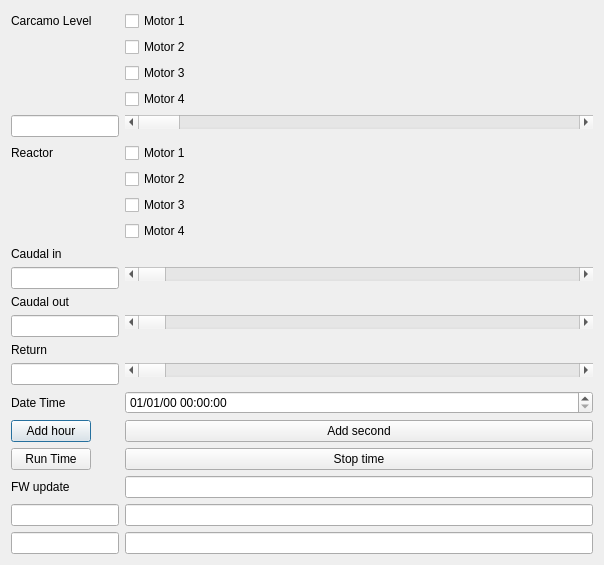
The window that asa_application/simulation_input.ui (razulued/qt_application) describes before a commit, drawn with Qt 5.
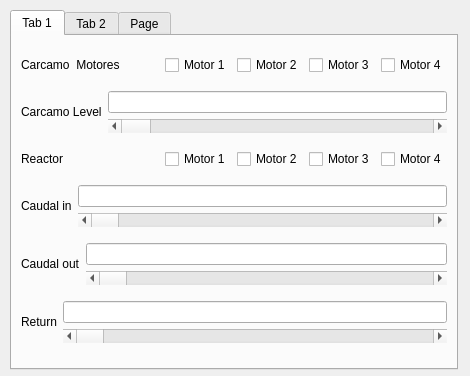
The same window after the commit. The open tabs and pages were chosen to show the change.

Commit message: Allow DB edit from SPI

What changed in the file:
```diff
--- a/asa_application/simulation_input.ui
+++ b/asa_application/simulation_input.ui
@@ -6,105 +6,156 @@
    <rect>
     <x>0</x>
     <y>0</y>
-    <width>604</width>
-    <height>495</height>
+    <width>470</width>
+    <height>376</height>
    </rect>
   </property>
   <property name="windowTitle">
    <string>Dialog</string>
   </property>
-  <layout class="QFormLayout" name="formLayout">
+  <widget class="QTabWidget" name="tabWidget">
+   <property name="geometry">
+    <rect>
+     <x>10</x>
+     <y>10</y>
+     <width>448</width>
+     <height>360</height>
+    </rect>
+   </property>
+   <property name="currentIndex">
+    <number>2</number>
+   </property>
+   <widget class="QWidget" name="tab">
+    <attribute name="title">
+     <string>Tab 1</string>
+    </attribute>
+    <layout class="QGridLayout" name="gridLayout_2">
    <item row="0" column="0">
+      <layout class="QHBoxLayout" name="horizontalLayout_3">
+       <item>
     <widget class="QLabel" name="label">
      <property name="text">
-      <string>Carcamo Level</string>
+          <string>Carcamo  Motores</string>
      </property>
     </widget>
    </item>
-   <item row="0" column="1">
+       <item>
+        <layout class="QHBoxLayout" name="horizontalLayout">
+         <item>
     <widget class="QCheckBox" name="checkBox">
      <property name="text">
       <string>Motor 1</string>
      </property>
     </widget>
    </item>
-   <item row="1" column="1">
+         <item>
     <widget class="QCheckBox" name="checkBox_4">
      <property name="text">
       <string>Motor 2</string>
      </property>
     </widget>
    </item>
-   <item row="2" column="1">
+         <item>
     <widget class="QCheckBox" name="checkBox_5">
      <property name="text">
       <string>Motor 3</string>
      </property>
     </widget>
    </item>
-   <item row="3" column="1">
+         <item>
     <widget class="QCheckBox" name="checkBox_6">
      <property name="text">
       <string>Motor 4</string>
      </property>
     </widget>
    </item>
-   <item row="4" column="0">
+        </layout>
+       </item>
+      </layout>
+     </item>
+     <item row="1" column="0">
+      <layout class="QHBoxLayout" name="horizontalLayout_2">
+       <item>
+        <widget class="QLabel" name="label_8">
+         <property name="text">
+          <string>Carcamo Level</string>
+         </property>
+        </widget>
+       </item>
+       <item>
+        <layout class="QVBoxLayout" name="verticalLayout">
+         <item>
     <widget class="QLineEdit" name="lineEdit"/>
    </item>
-   <item row="4" column="1">
+         <item>
     <widget class="QScrollBar" name="horizontalScrollBar">
      <property name="orientation">
       <enum>Qt::Horizontal</enum>
      </property>
     </widget>
    </item>
-   <item row="5" column="0">
+        </layout>
+       </item>
+      </layout>
+     </item>
+     <item row="2" column="0">
+      <layout class="QHBoxLayout" name="horizontalLayout_5">
+       <item>
     <widget class="QLabel" name="label_2">
      <property name="text">
       <string>Reactor</string>
      </property>
     </widget>
    </item>
-   <item row="5" column="1">
+       <item>
+        <layout class="QHBoxLayout" name="horizontalLayout_4">
+         <item>
     <widget class="QCheckBox" name="checkBox_2">
      <property name="text">
       <string>Motor 1</string>
      </property>
     </widget>
    </item>
-   <item row="6" column="1">
+         <item>
     <widget class="QCheckBox" name="checkBox_3">
      <property name="text">
       <string>Motor 2</string>
      </property>
     </widget>
    </item>
-   <item row="7" column="1">
+         <item>
     <widget class="QCheckBox" name="checkBox_7">
      <property name="text">
       <string>Motor 3</string>
      </property>
     </widget>
    </item>
-   <item row="8" column="1">
+         <item>
     <widget class="QCheckBox" name="checkBox_8">
      <property name="text">
       <string>Motor 4</string>
      </property>
     </widget>
    </item>
-   <item row="11" column="0">
+        </layout>
+       </item>
+      </layout>
+     </item>
+     <item row="3" column="0">
+      <layout class="QHBoxLayout" name="horizontalLayout_6">
+       <item>
     <widget class="QLabel" name="label_3">
      <property name="text">
       <string>Caudal in</string>
      </property>
     </widget>
    </item>
-   <item row="13" column="0">
+       <item>
+        <layout class="QVBoxLayout" name="verticalLayout_2">
+         <item>
     <widget class="QLineEdit" name="lineEdit_2"/>
    </item>
-   <item row="13" column="1">
+         <item>
     <widget class="QScrollBar" name="horizontalScrollBar_2">
      <property name="maximum">
       <number>1000</number>
@@ -114,17 +165,25 @@
      </property>
     </widget>
    </item>
-   <item row="14" column="0">
+        </layout>
+       </item>
+      </layout>
+     </item>
+     <item row="4" column="0">
+      <layout class="QHBoxLayout" name="horizontalLayout_7">
+       <item>
     <widget class="QLabel" name="label_4">
      <property name="text">
       <string>Caudal out</string>
      </property>
     </widget>
    </item>
-   <item row="15" column="0">
+       <item>
+        <layout class="QVBoxLayout" name="verticalLayout_3">
+         <item>
     <widget class="QLineEdit" name="lineEdit_3"/>
    </item>
-   <item row="15" column="1">
+         <item>
     <widget class="QScrollBar" name="horizontalScrollBar_3">
      <property name="maximum">
       <number>1000</number>
@@ -134,17 +193,25 @@
      </property>
     </widget>
    </item>
-   <item row="16" column="0">
+        </layout>
+       </item>
+      </layout>
+     </item>
+     <item row="5" column="0">
+      <layout class="QHBoxLayout" name="horizontalLayout_8">
+       <item>
     <widget class="QLabel" name="label_5">
      <property name="text">
       <string>Return</string>
      </property>
     </widget>
    </item>
-   <item row="17" column="0">
+       <item>
+        <layout class="QVBoxLayout" name="verticalLayout_4">
+         <item>
     <widget class="QLineEdit" name="lineEdit_4"/>
    </item>
-   <item row="17" column="1">
+         <item>
     <widget class="QScrollBar" name="horizontalScrollBar_4">
      <property name="maximum">
       <number>1000</number>
@@ -154,71 +221,222 @@
      </property>
     </widget>
    </item>
-   <item row="18" column="0">
+        </layout>
+       </item>
+      </layout>
+     </item>
+    </layout>
+   </widget>
+   <widget class="QWidget" name="tab_2">
+    <attribute name="title">
+     <string>Tab 2</string>
+    </attribute>
+    <layout class="QGridLayout" name="gridLayout_3">
+     <item row="0" column="0">
+      <layout class="QHBoxLayout" name="horizontalLayout_9">
+       <item>
     <widget class="QLabel" name="label_6">
      <property name="text">
       <string>Date Time</string>
      </property>
     </widget>
    </item>
-   <item row="18" column="1">
+       <item>
     <widget class="QDateTimeEdit" name="dateTimeEdit">
      <property name="displayFormat">
       <string>dd/MM/yy HH:mm:ss</string>
      </property>
     </widget>
    </item>
-   <item row="19" column="0">
+      </layout>
+     </item>
+     <item row="1" column="0">
+      <layout class="QHBoxLayout" name="horizontalLayout_10">
+       <item>
     <widget class="QPushButton" name="pushButton">
      <property name="text">
       <string>Add hour</string>
      </property>
     </widget>
    </item>
-   <item row="19" column="1">
+       <item>
     <widget class="QPushButton" name="pushButton_2">
      <property name="text">
       <string>Add second</string>
      </property>
     </widget>
    </item>
-   <item row="20" column="0">
-    <widget class="QPushButton" name="pushButton_3">
-     <property name="text">
-      <string>Run Time</string>
-     </property>
-    </widget>
-   </item>
-   <item row="20" column="1">
+       <item>
     <widget class="QPushButton" name="pushButton_4">
      <property name="text">
       <string>Stop time</string>
      </property>
     </widget>
    </item>
-   <item row="21" column="0">
+       <item>
+        <widget class="QPushButton" name="pushButton_3">
+         <property name="text">
+          <string>Run Time</string>
+         </property>
+        </widget>
+       </item>
+      </layout>
+     </item>
+     <item row="2" column="0">
+      <layout class="QGridLayout" name="gridLayout">
+       <item row="0" column="0">
     <widget class="QLabel" name="label_7">
      <property name="text">
       <string>FW update</string>
      </property>
     </widget>
    </item>
-   <item row="22" column="0">
+       <item row="0" column="1">
+        <widget class="QLineEdit" name="lineEdit_9"/>
+       </item>
+       <item row="1" column="0">
     <widget class="QLineEdit" name="lineEdit_5"/>
    </item>
-   <item row="23" column="0">
-    <widget class="QLineEdit" name="lineEdit_6"/>
-   </item>
-   <item row="22" column="1">
+       <item row="1" column="1">
     <widget class="QLineEdit" name="lineEdit_7"/>
    </item>
-   <item row="23" column="1">
+       <item row="2" column="0">
+        <widget class="QLineEdit" name="lineEdit_6"/>
+       </item>
+       <item row="2" column="1">
     <widget class="QLineEdit" name="lineEdit_8"/>
    </item>
-   <item row="21" column="1">
-    <widget class="QLineEdit" name="lineEdit_9"/>
-   </item>
-  </layout>
+      </layout>
+     </item>
+    </layout>
+    <zorder></zorder>
+    <zorder></zorder>
+    <zorder></zorder>
+    <zorder></zorder>
+   </widget>
+   <widget class="QWidget" name="tab_3">
+    <attribute name="title">
+     <string>Page</string>
+    </attribute>
+    <layout class="QGridLayout" name="gridLayout_4">
+     <item row="0" column="0">
+      <layout class="QHBoxLayout" name="horizontalLayout_11">
+       <item>
+        <widget class="QPushButton" name="pushButton_6">
+         <property name="text">
+          <string>ID ultima Actividad</string>
+         </property>
+        </widget>
+       </item>
+       <item>
+        <widget class="QPushButton" name="pushButton_7">
+         <property name="text">
+          <string>ID ultimo Registro</string>
+         </property>
+        </widget>
+       </item>
+       <item>
+        <widget class="QPushButton" name="pushButton_8">
+         <property name="text">
+          <string>Dame log N</string>
+         </property>
+        </widget>
+       </item>
+      </layout>
+     </item>
+     <item row="1" column="0">
+      <layout class="QHBoxLayout" name="horizontalLayout_13">
+       <item>
+        <widget class="QPushButton" name="pushButton_9">
+         <property name="text">
+          <string>Store Actividad</string>
+         </property>
+        </widget>
+       </item>
+       <item>
+        <widget class="QPushButton" name="pushButton_10">
+         <property name="text">
+          <string>Store Registro</string>
+         </property>
+        </widget>
+       </item>
+      </layout>
+     </item>
+     <item row="2" column="0">
+      <layout class="QHBoxLayout" name="horizontalLayout_12">
+       <item>
+        <widget class="QPushButton" name="pushButton_5">
+         <property name="text">
+          <string>Send Command</string>
+         </property>
+        </widget>
+       </item>
+       <item>
+        <widget class="QLineEdit" name="lineEdit_10"/>
+       </item>
+      </layout>
+     </item>
+     <item row="3" column="0">
+      <layout class="QVBoxLayout" name="verticalLayout_5">
+       <item>
+        <widget class="QPushButton" name="pushButton_11">
+         <property name="text">
+          <string>Read current string (send)</string>
+         </property>
+        </widget>
+       </item>
+       <item>
+        <widget class="QPlainTextEdit" name="plainTextEdit"/>
+       </item>
+      </layout>
+     </item>
+    </layout>
+   </widget>
+  </widget>
+  <zorder>label</zorder>
+  <zorder>checkBox</zorder>
+  <zorder>checkBox_4</zorder>
+  <zorder>checkBox_5</zorder>
+  <zorder>checkBox_6</zorder>
+  <zorder>lineEdit</zorder>
+  <zorder>horizontalScrollBar</zorder>
+  <zorder>label_2</zorder>
+  <zorder>checkBox_2</zorder>
+  <zorder>checkBox_3</zorder>
+  <zorder>checkBox_7</zorder>
+  <zorder>checkBox_8</zorder>
+  <zorder>label_3</zorder>
+  <zorder>lineEdit_2</zorder>
+  <zorder>horizontalScrollBar_2</zorder>
+  <zorder>label_4</zorder>
+  <zorder>lineEdit_3</zorder>
+  <zorder>horizontalScrollBar_3</zorder>
+  <zorder>label_5</zorder>
+  <zorder>lineEdit_4</zorder>
+  <zorder>horizontalScrollBar_4</zorder>
+  <zorder>label_6</zorder>
+  <zorder>dateTimeEdit</zorder>
+  <zorder>pushButton</zorder>
+  <zorder>pushButton_2</zorder>
+  <zorder>pushButton_3</zorder>
+  <zorder>pushButton_4</zorder>
+  <zorder>label_7</zorder>
+  <zorder>lineEdit_5</zorder>
+  <zorder>lineEdit_6</zorder>
+  <zorder>lineEdit_7</zorder>
+  <zorder>lineEdit_8</zorder>
+  <zorder>lineEdit_9</zorder>
+  <zorder>label_8</zorder>
+  <zorder></zorder>
+  <zorder>lineEdit_10</zorder>
+  <zorder>pushButton_5</zorder>
+  <zorder>pushButton_6</zorder>
+  <zorder>pushButton_7</zorder>
+  <zorder>pushButton_8</zorder>
+  <zorder>pushButton_9</zorder>
+  <zorder>pushButton_10</zorder>
+  <zorder>layoutWidget</zorder>
+  <zorder>tabWidget</zorder>
  </widget>
  <resources/>
  <connections/>
```
Lines whose indentation alone changed are shown as unchanged. The commit also changes 22 other files.
